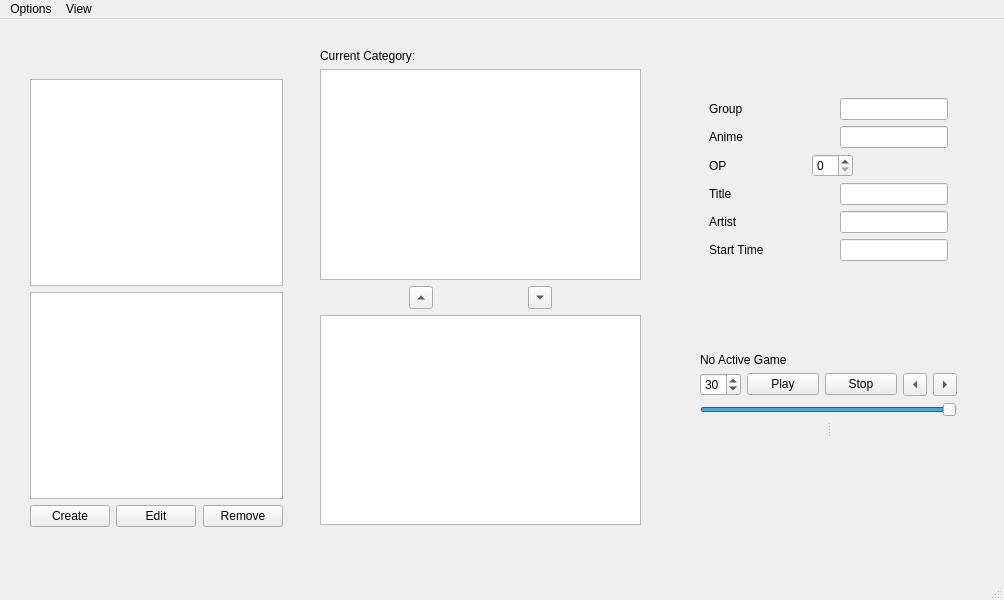
Before: the Qt Designer form controlwindow.ui in AlexjHeat/MusicTriviaPy, drawn with Qt 5.
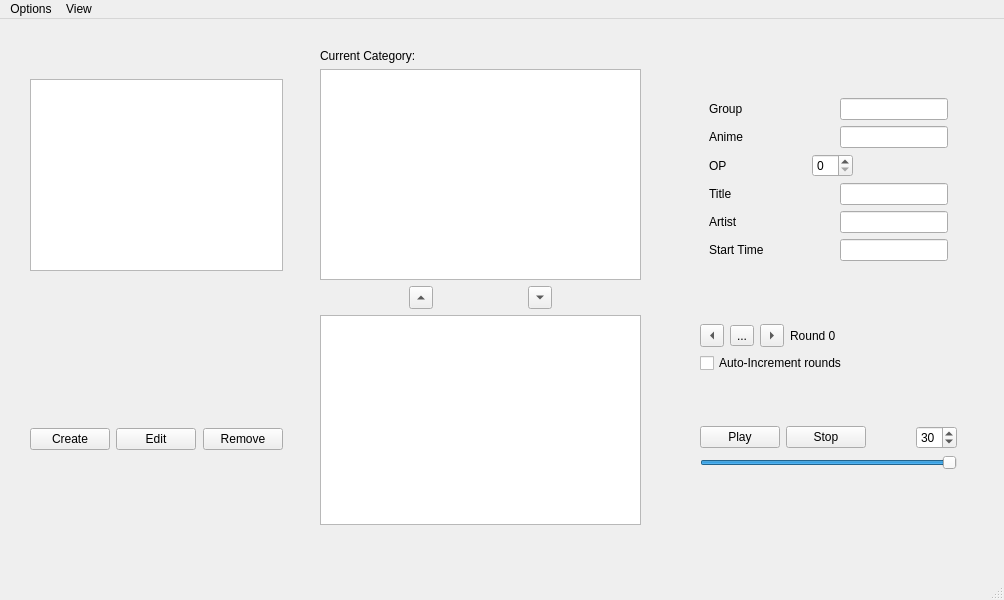
After: the same form once the commit is applied.

Diff of the .ui file:
```diff
--- a/controlwindow.ui
+++ b/controlwindow.ui
@@ -20,7 +20,7 @@
       <x>30</x>
       <y>60</y>
       <width>253</width>
-      <height>448</height>
+      <height>371</height>
      </rect>
     </property>
     <layout class="QVBoxLayout" name="category_layout">
@@ -28,12 +28,25 @@
       <widget class="QListView" name="categoriesListView"/>
      </item>
      <item>
-      <widget class="QTextEdit" name="categoryDescriptionEdit">
-       <property name="readOnly">
-        <bool>true</bool>
+      <widget class="QLabel" name="category_description_label">
+       <property name="text">
+        <string/>
        </property>
       </widget>
      </item>
+     <item>
+      <spacer name="verticalSpacer_4">
+       <property name="orientation">
+        <enum>Qt::Vertical</enum>
+       </property>
+       <property name="sizeHint" stdset="0">
+        <size>
+         <width>20</width>
+         <height>40</height>
+        </size>
+       </property>
+      </spacer>
+     </item>
      <item>
       <layout class="QHBoxLayout" name="category_button_layout">
        <item>
@@ -213,7 +226,7 @@
       <x>700</x>
       <y>50</y>
       <width>257</width>
-      <height>368</height>
+      <height>421</height>
      </rect>
     </property>
     <layout class="QVBoxLayout" name="song_layout">
@@ -443,14 +456,98 @@
       </spacer>
      </item>
      <item>
-      <widget class="QLabel" name="roundLabel">
+      <layout class="QHBoxLayout" name="horizontalLayout">
+       <item>
+        <widget class="QToolButton" name="prevRoundButton">
+         <property name="text">
+          <string/>
+         </property>
+         <property name="toolButtonStyle">
+          <enum>Qt::ToolButtonIconOnly</enum>
+         </property>
+         <property name="arrowType">
+          <enum>Qt::LeftArrow</enum>
+         </property>
+        </widget>
+       </item>
+       <item>
+        <widget class="QToolButton" name="round_reset_button">
+         <property name="text">
+          <string>...</string>
+         </property>
+        </widget>
+       </item>
+       <item>
+        <widget class="QToolButton" name="nextRoundButton">
+         <property name="text">
+          <string/>
+         </property>
+         <property name="toolButtonStyle">
+          <enum>Qt::ToolButtonIconOnly</enum>
+         </property>
+         <property name="arrowType">
+          <enum>Qt::RightArrow</enum>
+         </property>
+        </widget>
+       </item>
+       <item>
+        <widget class="QLabel" name="roundLabel">
+         <property name="text">
+          <string>Round 0</string>
+         </property>
+        </widget>
+       </item>
+      </layout>
+     </item>
+     <item>
+      <widget class="QCheckBox" name="autoIncrementRounds_checkbox">
        <property name="text">
-        <string>No Active Game</string>
+        <string>Auto-Increment rounds</string>
        </property>
       </widget>
      </item>
+     <item>
+      <spacer name="verticalSpacer_3">
+       <property name="orientation">
+        <enum>Qt::Vertical</enum>
+       </property>
+       <property name="sizeHint" stdset="0">
+        <size>
+         <width>20</width>
+         <height>40</height>
+        </size>
+       </property>
+      </spacer>
+     </item>
      <item>
       <layout class="QHBoxLayout" name="horizontalLayout_9">
+       <item>
+        <widget class="QPushButton" name="playButton">
+         <property name="text">
+          <string>Play</string>
+         </property>
+        </widget>
+       </item>
+       <item>
+        <widget class="QPushButton" name="stopButton">
+         <property name="text">
+          <string>Stop</string>
+         </property>
+        </widget>
+       </item>
+       <item>
+        <spacer name="horizontalSpacer_7">
+         <property name="orientation">
+          <enum>Qt::Horizontal</enum>
+         </property>
+         <property name="sizeHint" stdset="0">
+          <size>
+           <width>40</width>
+           <height>20</height>
+          </size>
+         </property>
+        </spacer>
+       </item>
        <item>
         <widget class="QSpinBox" name="guessTime">
          <property name="toolTip">
@@ -464,46 +561,6 @@
          </property>
         </widget>
        </item>
-       <item>
-        <widget class="QPushButton" name="playButton">
-         <property name="text">
-          <string>Play</string>
-         </property>
-        </widget>
-       </item>
-       <item>
-        <widget class="QPushButton" name="stopButton">
-         <property name="text">
-          <string>Stop</string>
-         </property>
-        </widget>
-       </item>
-       <item>
-        <widget class="QToolButton" name="prevRoundButton">
-         <property name="text">
-          <string/>
-         </property>
-         <property name="toolButtonStyle">
-          <enum>Qt::ToolButtonIconOnly</enum>
-         </property>
-         <property name="arrowType">
-          <enum>Qt::LeftArrow</enum>
-         </property>
-        </widget>
-       </item>
-       <item>
-        <widget class="QToolButton" name="nextRoundButton">
-         <property name="text">
-          <string/>
-         </property>
-         <property name="toolButtonStyle">
-          <enum>Qt::ToolButtonIconOnly</enum>
-         </property>
-         <property name="arrowType">
-          <enum>Qt::RightArrow</enum>
-         </property>
-        </widget>
-       </item>
       </layout>
      </item>
      <item>
@@ -521,15 +578,7 @@
        <property name="orientation">
         <enum>Qt::Horizontal</enum>
        </property>
-       <widget class="QLabel" name="currentPosLabel">
-        <property name="text">
-         <string/>
-        </property>
-        <property name="alignment">
-         <set>Qt::AlignRight|Qt::AlignTrailing|Qt::AlignVCenter</set>
-        </property>
-       </widget>
-       <widget class="QLabel" name="trackDurLabel">
+       <widget class="QLabel" name="current_position_label">
         <property name="text">
          <string/>
         </property>
```
Left out of the diff: 23 changed lines with no effect on the pictures.
